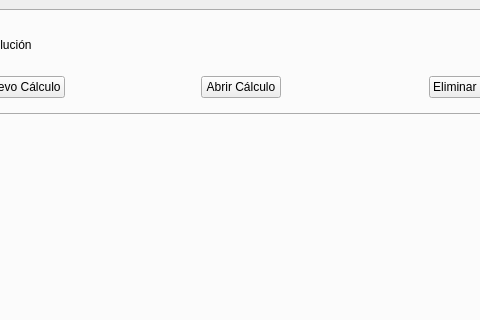
First picture: the form in src/designer/main_application.ui, repository fer90/taller3-tpfinal, before the edit; both pictures show x 171 to 651 and y 0 to 320 of the 800 by 600 pixel window.
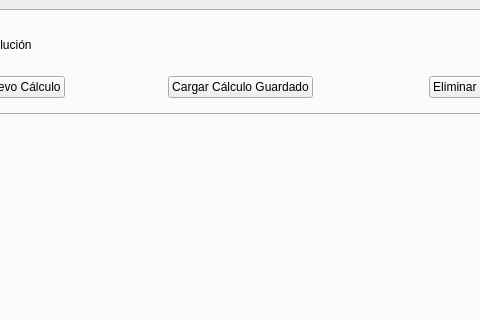
Second picture: the form after the edit.

```diff
--- a/src/designer/main_application.ui
+++ b/src/designer/main_application.ui
@@ -57,7 +57,7 @@
               <item alignment="Qt::AlignHCenter">
                <widget class="QPushButton" name="open_saved_calculation_button">
                 <property name="text">
-                 <string>Abrir Cálculo</string>
+                 <string>Cargar Cálculo Guardado</string>
                 </property>
                </widget>
               </item>
```
Left out of the diff: 2 changed lines with no effect on the pictures.
